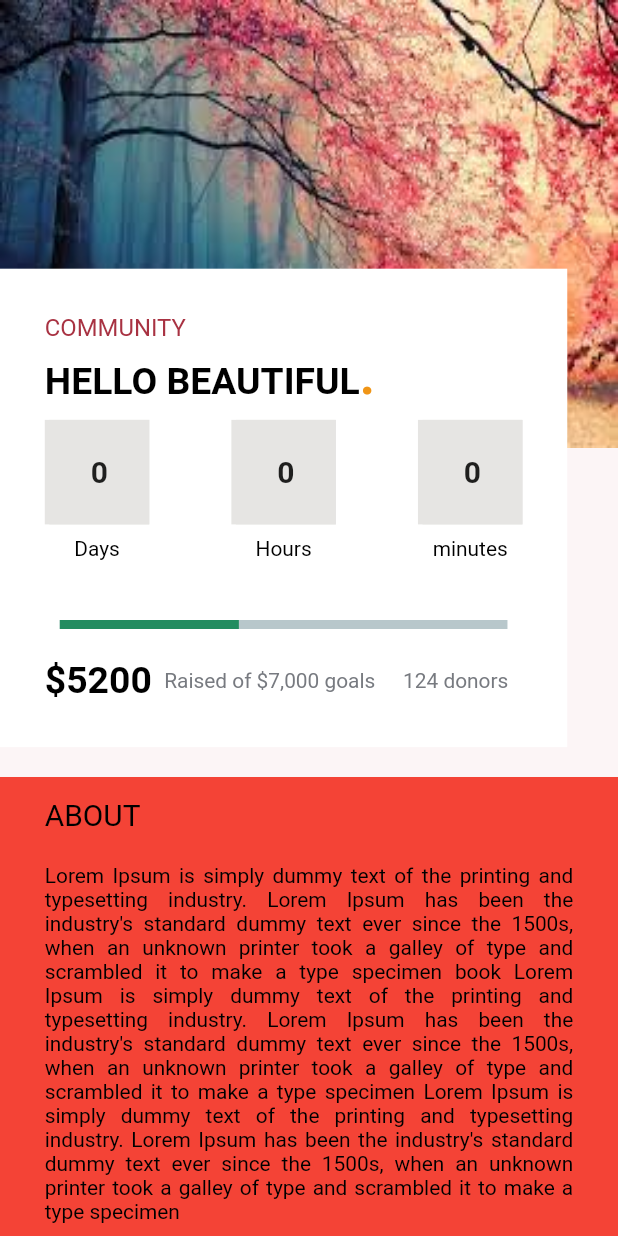
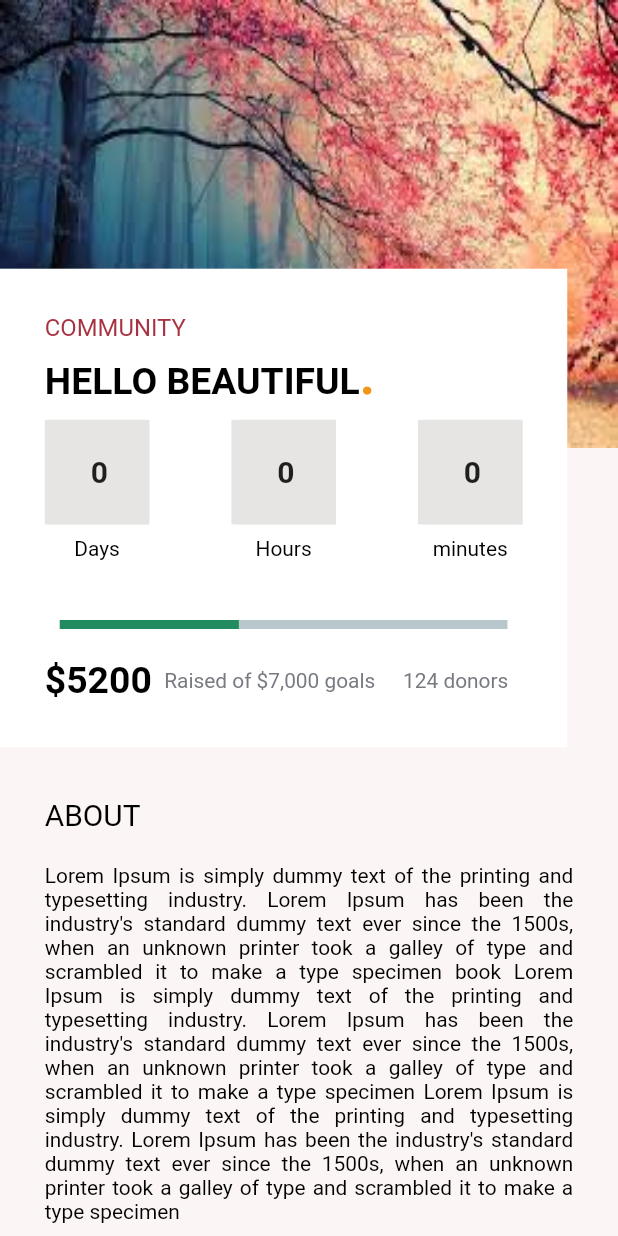
Before and after one commit to mk1799/flutter-animation, a Flutter app: the screen it shows after launch, on a phone screen of 412 x 824 dp. Run offline on Flutter 3.47's test engine with Material 2 defaults, Android fonts, the phone set to English and light mode, and no system bars; our stand-ins replace hexcolor.

Commit message:
- description screen changes

```diff
--- a/lib/screens/Description.dart
+++ b/lib/screens/Description.dart
@@ -21,9 +21,8 @@ class _DescriptionState extends State<Description> {
   Widget build(BuildContext context) {
     return Scaffold(
       backgroundColor: HexColor("#fcf5f6"),
-      body: ListView(
-        children: [
-          Stack(
+      body: SingleChildScrollView(
+        child: Stack(
           overflow: Overflow.visible,
           children: [
             SizedBox(
@@ -34,8 +33,8 @@ class _DescriptionState extends State<Description> {
                 fit: BoxFit.fill,
               ),
             ),
-              Positioned(
-                top: getSize(180),
+            Container(
+              margin: EdgeInsets.only(top: getSize(180)),
               child: Column(
                 crossAxisAlignment: CrossAxisAlignment.start,
                 children: [
@@ -91,8 +90,8 @@ class _DescriptionState extends State<Description> {
                             ),
                             shouldShowDays: false,
                             onDone: () {
-                                _scaffoldKey.currentState.showSnackBar(SnackBar(
-                                    content: Text('Clock 1 finished')));
+                              _scaffoldKey.currentState.showSnackBar(
+                                  SnackBar(content: Text('Clock 1 finished')));
                             },
                           ),
                           SizedBox(
@@ -149,7 +148,6 @@ class _DescriptionState extends State<Description> {
                   ),
                   Container(
                     width: MediaQuery.of(context).size.width,
-                      color: Colors.red,
                     padding: EdgeInsets.symmetric(
                         vertical: getSize(15), horizontal: getSize(30)),
                     child: Column(
@@ -168,8 +166,8 @@ class _DescriptionState extends State<Description> {
                         Text(
                           "Lorem Ipsum is simply dummy text of the printing and typesetting industry. Lorem Ipsum has been the industry's standard dummy text ever since the 1500s, when an unknown printer took a galley of type and scrambled it to make a type specimen book Lorem Ipsum is simply dummy text of the printing and typesetting industry. Lorem Ipsum has been the industry's standard dummy text ever since the 1500s, when an unknown printer took a galley of type and scrambled it to make a type specimen Lorem Ipsum is simply dummy text of the printing and typesetting industry. Lorem Ipsum has been the industry's standard dummy text ever since the 1500s, when an unknown printer took a galley of type and scrambled it to make a type specimen",
                           textAlign: TextAlign.justify,
-                            style: getRegularStyle()
-                                .copyWith(fontSize: getSize(14)),
+                          style:
+                              getRegularStyle().copyWith(fontSize: getSize(14)),
                         ),
                       ],
                     ),
@@ -179,7 +177,6 @@ class _DescriptionState extends State<Description> {
             )
           ],
         ),
-        ],
       ),
     );
   }
```
Lines whose indentation alone changed are shown as unchanged.
